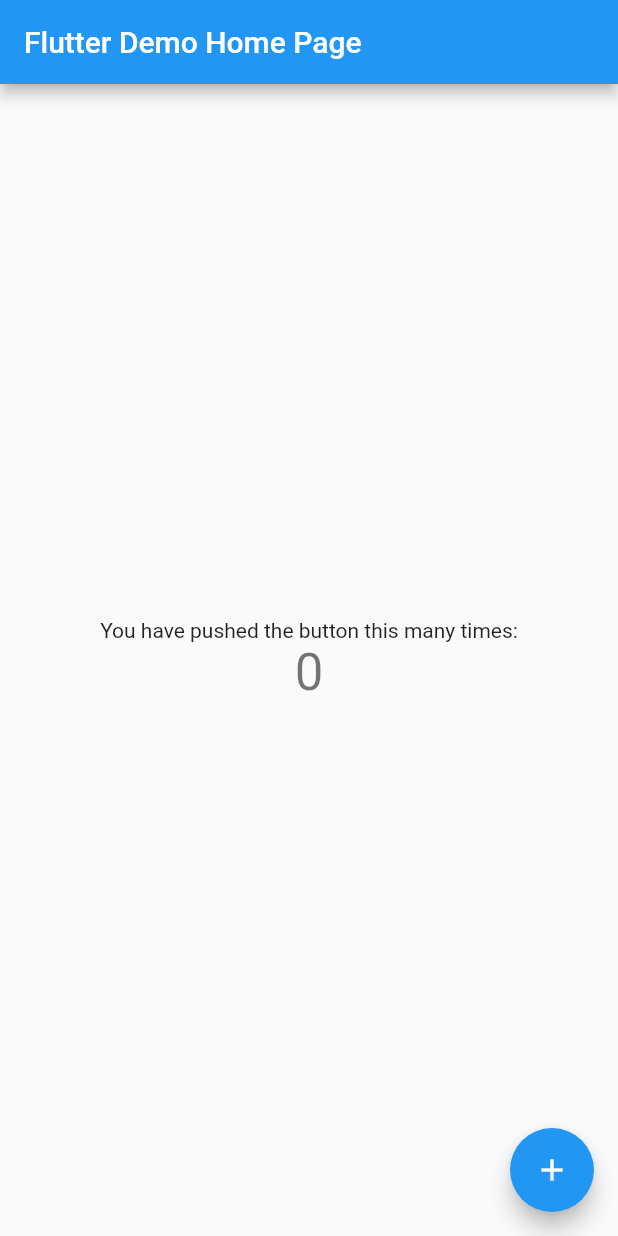
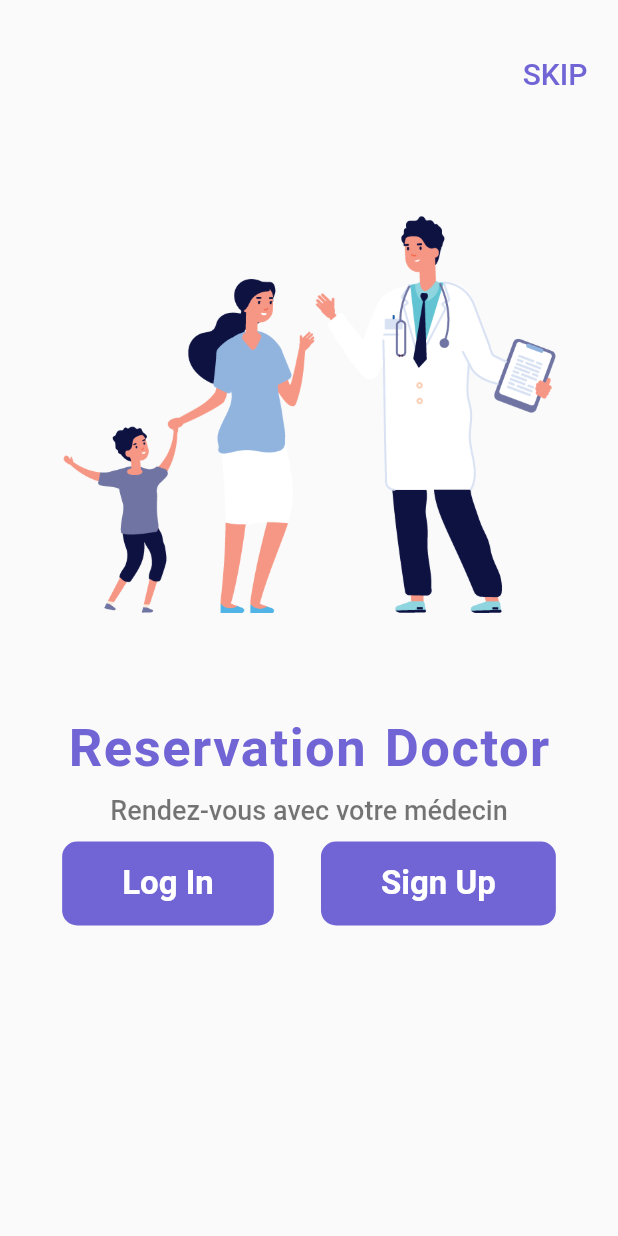
Before and after one commit to BailoMbaye/sante, a Flutter app: the screen it shows after launch, on a phone screen of 412 x 824 dp. Run offline on Flutter 3.47's test engine with Material 2 defaults, Android fonts, the phone set to English and light mode, and no system bars.

Commit message:
creation page login et skip

```diff
--- a/lib/main.dart
+++ b/lib/main.dart
@@ -1,115 +1,16 @@
 import 'package:flutter/material.dart';
+import 'package:sante/screens/welcome_screen.dart';
 
 void main() {
-  runApp(const MyApp());
+  runApp(MyApp());
 }
 
 class MyApp extends StatelessWidget {
-  const MyApp({super.key});
-
-  // This widget is the root of your application.
   @override
   Widget build(BuildContext context) {
     return MaterialApp(
-      title: 'Flutter Demo',
-      theme: ThemeData(
-        // This is the theme of your application.
-        //
-        // Try running your application with "flutter run". You'll see the
-        // application has a blue toolbar. Then, without quitting the app, try
-        // changing the primarySwatch below to Colors.green and then invoke
-        // "hot reload" (press "r" in the console where you ran "flutter run",
-        // or simply save your changes to "hot reload" in a Flutter IDE).
-        // Notice that the counter didn't reset back to zero; the application
-        // is not restarted.
-        primarySwatch: Colors.blue,
-      ),
-      home: const MyHomePage(title: 'Flutter Demo Home Page'),
+      debugShowCheckedModeBanner: false,
+      home: WelcomeScreen(),
     );
   }
 }
-
-class MyHomePage extends StatefulWidget {
-  const MyHomePage({super.key, required this.title});
-
-  // This widget is the home page of your application. It is stateful, meaning
-  // that it has a State object (defined below) that contains fields that affect
-  // how it looks.
-
-  // This class is the configuration for the state. It holds the values (in this
-  // case the title) provided by the parent (in this case the App widget) and
-  // used by the build method of the State. Fields in a Widget subclass are
-  // always marked "final".
-
-  final String title;
-
-  @override
-  State<MyHomePage> createState() => _MyHomePageState();
-}
-
-class _MyHomePageState extends State<MyHomePage> {
-  int _counter = 0;
-
-  void _incrementCounter() {
-    setState(() {
-      // This call to setState tells the Flutter framework that something has
-      // changed in this State, which causes it to rerun the build method below
-      // so that the display can reflect the updated values. If we changed
-      // _counter without calling setState(), then the build method would not be
-      // called again, and so nothing would appear to happen.
-      _counter++;
-    });
-  }
-
-  @override
-  Widget build(BuildContext context) {
-    // This method is rerun every time setState is called, for instance as done
-    // by the _incrementCounter method above.
-    //
-    // The Flutter framework has been optimized to make rerunning build methods
-    // fast, so that you can just rebuild anything that needs updating rather
-    // than having to individually change instances of widgets.
-    return Scaffold(
-      appBar: AppBar(
-        // Here we take the value from the MyHomePage object that was created by
-        // the App.build method, and use it to set our appbar title.
-        title: Text(widget.title),
-      ),
-      body: Center(
-        // Center is a layout widget. It takes a single child and positions it
-        // in the middle of the parent.
-        child: Column(
-          // Column is also a layout widget. It takes a list of children and
-          // arranges them vertically. By default, it sizes itself to fit its
-          // children horizontally, and tries to be as tall as its parent.
-          //
-          // Invoke "debug painting" (press "p" in the console, choose the
-          // "Toggle Debug Paint" action from the Flutter Inspector in Android
-          // Studio, or the "Toggle Debug Paint" command in Visual Studio Code)
-          // to see the wireframe for each widget.
-          //
-          // Column has various properties to control how it sizes itself and
-          // how it positions its children. Here we use mainAxisAlignment to
-          // center the children vertically; the main axis here is the vertical
-          // axis because Columns are vertical (the cross axis would be
-          // horizontal).
-          mainAxisAlignment: MainAxisAlignment.center,
-          children: <Widget>[
-            const Text(
-              'You have pushed the button this many times:',
-            ),
-            Text(
-              '$_counter',
-              style: Theme.of(context).textTheme.headlineMedium,
-            ),
-          ],
-        ),
-      ),
-      floatingActionButton: FloatingActionButton(
-        onPressed: _incrementCounter,
-        tooltip: 'Increment',
-        child: const Icon(Icons.add),
-      ), // This trailing comma makes auto-formatting nicer for build methods.
-    );
-  }
-}
--- /dev/null
+++ b/lib/screens/welcome_screen.dart
@@ -0,0 +1,124 @@
+import 'package:flutter/material.dart';
+import 'package:sante/screens/login_screen.dart';
+
+class WelcomeScreen extends StatelessWidget {
+  @override
+  Widget build(BuildContext context) {
+    return Material(
+      child: Container(
+        width: MediaQuery.of(context).size.width,
+        height: MediaQuery.of(context).size.height,
+        padding: EdgeInsets.all(10),
+        child: Column(
+          children: [
+            SizedBox(
+              height: 15,
+            ),
+            Align(
+              alignment: Alignment.centerRight,
+              child: TextButton(
+                onPressed: () {
+                  // Navigator.push(
+                  //     context, MaterialPageRoute(builder: (context)=> ));
+                },
+                child: Text(
+                  "SKIP",
+                  style: TextStyle(
+                    color: Color(0xFF7165D6),
+                    fontSize: 20,
+                  ),
+                ),
+              ),
+            ),
+            SizedBox(
+              height: 50,
+            ),
+            Padding(
+              padding: EdgeInsets.all(20),
+              child: Image.asset("images/doctors.png"),
+            ),
+            SizedBox(
+              height: 50,
+            ),
+            Text(
+              "Reservation Doctor",
+              style: TextStyle(
+                color: Color(0xFF7165D6),
+                fontSize: 35,
+                fontWeight: FontWeight.bold,
+                letterSpacing: 1,
+                wordSpacing: 2,
+              ),
+            ),
+            SizedBox(
+              height: 10,
+            ),
+            Text(
+              "Rendez-vous avec votre médecin",
+              style: TextStyle(
+                color: Colors.black54,
+                fontSize: 18,
+                fontWeight: FontWeight.w500,
+              ),
+            ),
+            SizedBox(
+              height: 10,
+            ),
+            Row(
+              mainAxisAlignment: MainAxisAlignment.spaceEvenly,
+              children: [
+                Material(
+                  color: Color(0xFF7165D6),
+                  borderRadius: BorderRadius.circular(10),
+                  child: InkWell(
+                    onTap: () {
+                      Navigator.push(
+                          context,
+                          MaterialPageRoute(
+                            builder: (context) => LoginScreen(),
+                          ));
+                    },
+                    child: Padding(
+                      padding:
+                          EdgeInsets.symmetric(vertical: 15, horizontal: 40),
+                      child: Text(
+                        "Log In",
+                        style: TextStyle(
+                          color: Colors.white,
+                          fontSize: 22,
+                          fontWeight: FontWeight.bold,
+                        ),
+                      ),
+                    ),
+                  ),
+                ),
+                Material(
+                  color: Color(0xFF7165D6),
+                  borderRadius: BorderRadius.circular(10),
+                  child: InkWell(
+                    onTap: () {
+                      // Navigator.push(
+                      //     context, MaterialPageRoute(builder: (context)=> ));
+                    },
+                    child: Padding(
+                      padding:
+                          EdgeInsets.symmetric(vertical: 15, horizontal: 40),
+                      child: Text(
+                        "Sign Up",
+                        style: TextStyle(
+                          color: Colors.white,
+                          fontSize: 22,
+                          fontWeight: FontWeight.bold,
+                        ),
+                      ),
+                    ),
+                  ),
+                ),
+              ],
+            ),
+          ],
+        ),
+      ),
+    );
+  }
+}
--- a/pubspec.yaml
+++ b/pubspec.yaml
@@ -59,8 +59,8 @@ flutter:
   uses-material-design: true
 
   # To add assets to your application, add an assets section, like this:
-  # assets:
-  #   - images/a_dot_burr.jpeg
+  assets:
+    - images/
   #   - images/a_dot_ham.jpeg
 
   # An image asset can refer to one or more resolution-specific "variants", see
```
Also changed, not shown: lib/screens/login_screen.dart (added, +92 -0 lines), images/doctor1.jpg (added), images/doctor2.jpg (added), images/doctor3.jpg (added), images/doctor4.jpg (added), images/doctors.png (added), images/lined heart.png (added).
